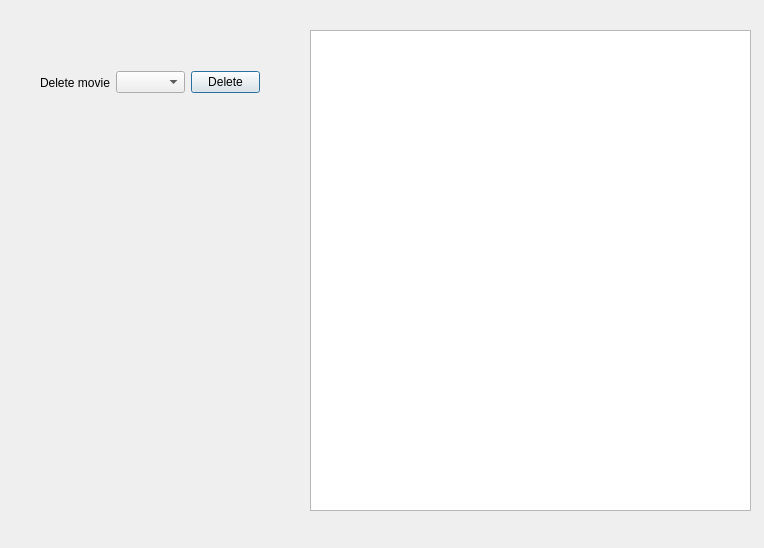
leejm17/ICT1009-In4B00king, file In4B00king/editmovies.ui: the form before one commit.
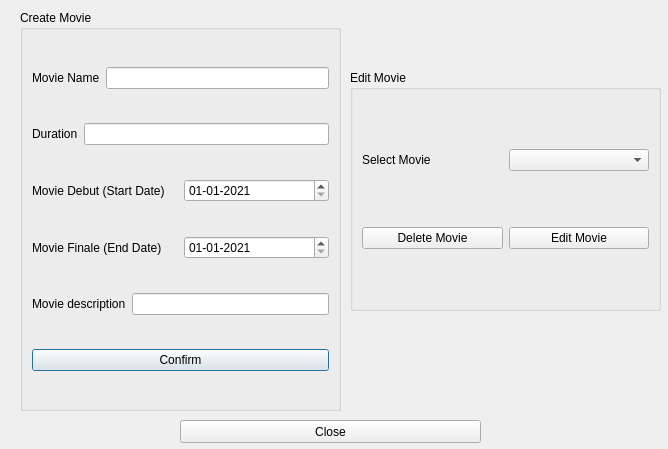
The form after the commit.

Patch:
```diff
--- a/In4B00king/editmovies.ui
+++ b/In4B00king/editmovies.ui
@@ -6,52 +6,207 @@
    <rect>
     <x>0</x>
     <y>0</y>
-    <width>764</width>
-    <height>548</height>
+    <width>668</width>
+    <height>449</height>
    </rect>
   </property>
   <property name="windowTitle">
    <string>Dialog</string>
   </property>
-  <widget class="QTableWidget" name="movielist">
+  <widget class="QGroupBox" name="groupBox">
    <property name="geometry">
     <rect>
-     <x>310</x>
-     <y>30</y>
-     <width>441</width>
-     <height>481</height>
+     <x>20</x>
+     <y>10</y>
+     <width>321</width>
+     <height>401</height>
     </rect>
    </property>
+   <property name="title">
+    <string>Create Movie</string>
+   </property>
+   <layout class="QVBoxLayout" name="verticalLayout">
+    <item>
+     <layout class="QHBoxLayout" name="horizontalLayout">
+      <item>
+       <widget class="QLabel" name="label">
+        <property name="text">
+         <string>Movie Name</string>
+        </property>
+       </widget>
+      </item>
+      <item>
+       <widget class="QLineEdit" name="Mname"/>
+      </item>
+     </layout>
+    </item>
+    <item>
+     <layout class="QHBoxLayout" name="horizontalLayout_2">
+      <item>
+       <widget class="QLabel" name="label_2">
+        <property name="text">
+         <string>Duration</string>
+        </property>
+       </widget>
+      </item>
+      <item>
+       <widget class="QLineEdit" name="Duration"/>
+      </item>
+     </layout>
+    </item>
+    <item>
+     <layout class="QHBoxLayout" name="horizontalLayout_3">
+      <item>
+       <widget class="QLabel" name="label_3">
+        <property name="text">
+         <string>Movie Debut (Start Date)</string>
+        </property>
+       </widget>
+      </item>
+      <item>
+       <widget class="QDateEdit" name="Sdate">
+        <property name="dateTime">
+         <datetime>
+          <hour>0</hour>
+          <minute>0</minute>
+          <second>0</second>
+          <year>2021</year>
+          <month>1</month>
+          <day>1</day>
+         </datetime>
+        </property>
+        <property name="minimumDate">
+         <date>
+          <year>2021</year>
+          <month>1</month>
+          <day>1</day>
+         </date>
+        </property>
+        <property name="displayFormat">
+         <string>dd-MM-yyyy</string>
+        </property>
+       </widget>
+      </item>
+     </layout>
+    </item>
+    <item>
+     <layout class="QHBoxLayout" name="horizontalLayout_4">
+      <item>
+       <widget class="QLabel" name="label_4">
+        <property name="text">
+         <string>Movie Finale (End Date)</string>
+        </property>
+       </widget>
+      </item>
+      <item>
+       <widget class="QDateEdit" name="Edate">
+        <property name="dateTime">
+         <datetime>
+          <hour>0</hour>
+          <minute>0</minute>
+          <second>0</second>
+          <year>2021</year>
+          <month>1</month>
+          <day>1</day>
+         </datetime>
+        </property>
+        <property name="minimumDate">
+         <date>
+          <year>2021</year>
+          <month>1</month>
+          <day>1</day>
+         </date>
+        </property>
+        <property name="displayFormat">
+         <string>dd-MM-yyyy</string>
+        </property>
+       </widget>
+      </item>
+     </layout>
+    </item>
+    <item>
+     <layout class="QHBoxLayout" name="horizontalLayout_5">
+      <item>
+       <widget class="QLabel" name="label_5">
+        <property name="text">
+         <string>Movie description</string>
+        </property>
+       </widget>
+      </item>
+      <item>
+       <widget class="QLineEdit" name="MDesc"/>
+      </item>
+     </layout>
+    </item>
+    <item>
+     <widget class="QPushButton" name="CreateMovie">
+      <property name="text">
+       <string>Confirm</string>
+      </property>
+     </widget>
+    </item>
+   </layout>
   </widget>
-  <widget class="QWidget" name="">
+  <widget class="QGroupBox" name="groupBox_2">
    <property name="geometry">
     <rect>
-     <x>40</x>
+     <x>350</x>
      <y>70</y>
-     <width>220</width>
-     <height>25</height>
+     <width>311</width>
+     <height>241</height>
     </rect>
    </property>
-   <layout class="QHBoxLayout" name="horizontalLayout">
+   <property name="title">
+    <string>Edit Movie</string>
+   </property>
+   <layout class="QVBoxLayout" name="verticalLayout_2">
     <item>
-     <widget class="QLabel" name="label">
-      <property name="text">
-       <string>Delete movie</string>
-      </property>
-     </widget>
+     <layout class="QHBoxLayout" name="horizontalLayout_6">
+      <item>
+       <widget class="QLabel" name="label_6">
+        <property name="text">
+         <string>Select Movie</string>
+        </property>
+       </widget>
+      </item>
+      <item>
+       <widget class="QComboBox" name="movieCombo"/>
+      </item>
+     </layout>
     </item>
     <item>
-     <widget class="QComboBox" name="idlist"/>
-    </item>
-    <item>
-     <widget class="QPushButton" name="pushButton">
-      <property name="text">
-       <string>Delete</string>
-      </property>
-     </widget>
+     <layout class="QHBoxLayout" name="horizontalLayout_7">
+      <item>
+       <widget class="QPushButton" name="deletemovie">
+        <property name="text">
+         <string>Delete Movie</string>
+        </property>
+       </widget>
+      </item>
+      <item>
+       <widget class="QPushButton" name="editmovie">
+        <property name="text">
+         <string>Edit Movie</string>
+        </property>
+       </widget>
+      </item>
+     </layout>
     </item>
    </layout>
   </widget>
+  <widget class="QPushButton" name="Close">
+   <property name="geometry">
+    <rect>
+     <x>180</x>
+     <y>420</y>
+     <width>301</width>
+     <height>23</height>
+    </rect>
+   </property>
+   <property name="text">
+    <string>Close</string>
+   </property>
+  </widget>
  </widget>
  <resources/>
  <connections/>
```
